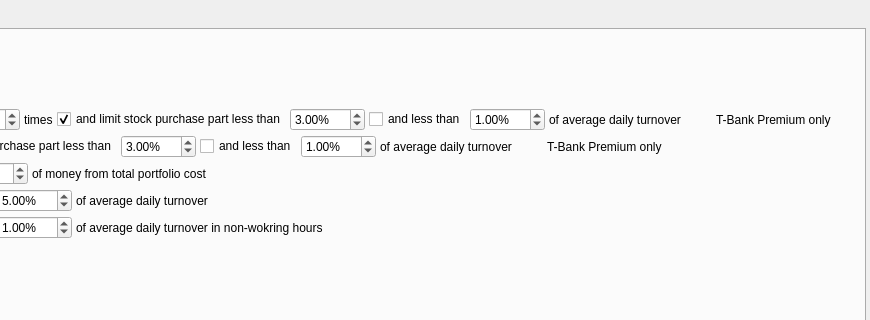
First picture: the form in app/src/dialogs/settingsdialog/settingsdialog.ui, repository Gris87/TInvestor, before the edit; both pictures show x 407 to 1277 and y 0 to 320 of the 1277 by 517 pixel window.
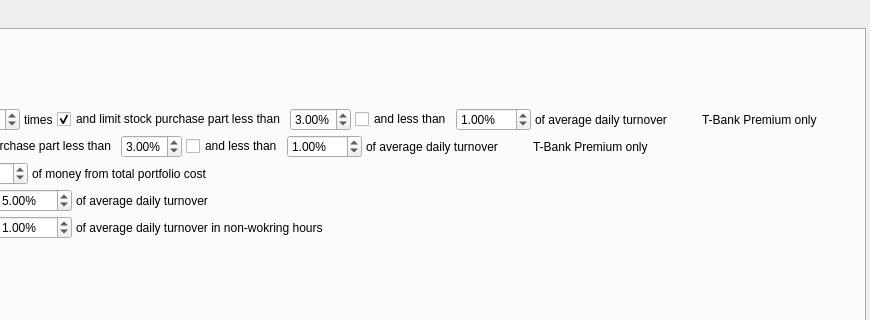
Second picture: the form after the edit. Icons and pictures are not drawn.

Diff of the .ui file:
```diff
--- a/app/src/dialogs/settingsdialog/settingsdialog.ui
+++ b/app/src/dialogs/settingsdialog/settingsdialog.ui
@@ -238,7 +238,7 @@
                   <string notr="true">%</string>
                  </property>
                  <property name="maximum">
-                  <double>100.000000000000000</double>
+                  <double>5.000000000000000</double>
                  </property>
                  <property name="singleStep">
                   <double>0.100000000000000</double>
@@ -426,7 +426,7 @@
                   <string notr="true">%</string>
                  </property>
                  <property name="maximum">
-                  <double>100.000000000000000</double>
+                  <double>5.000000000000000</double>
                  </property>
                  <property name="singleStep">
                   <double>0.100000000000000</double>
```
